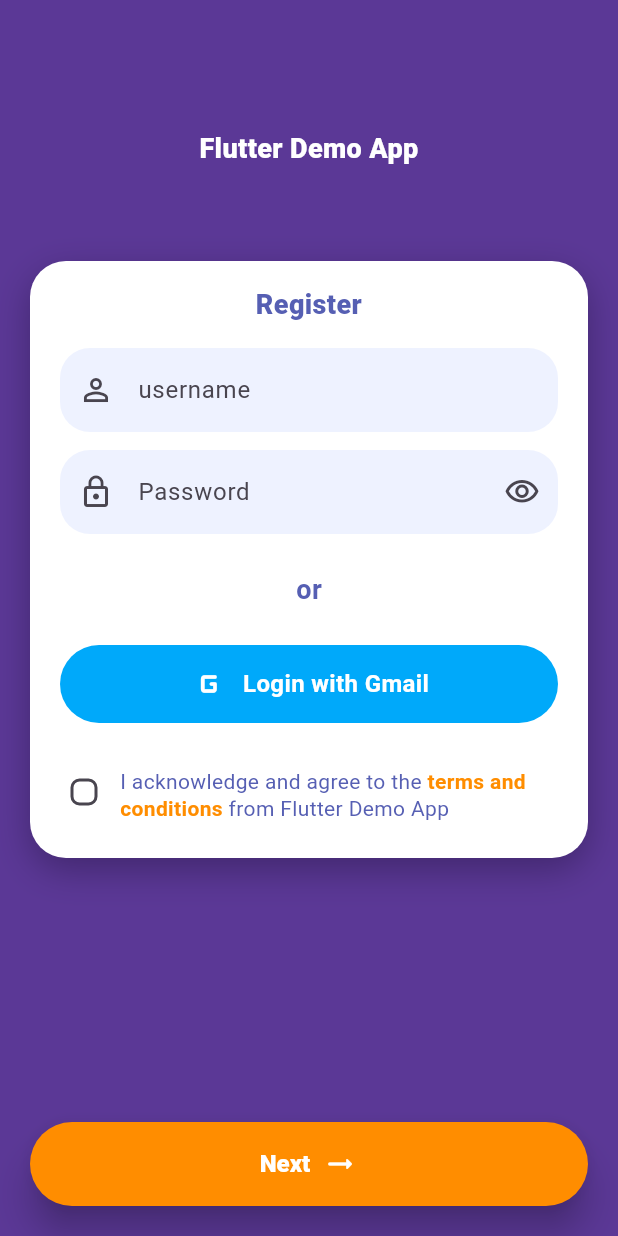
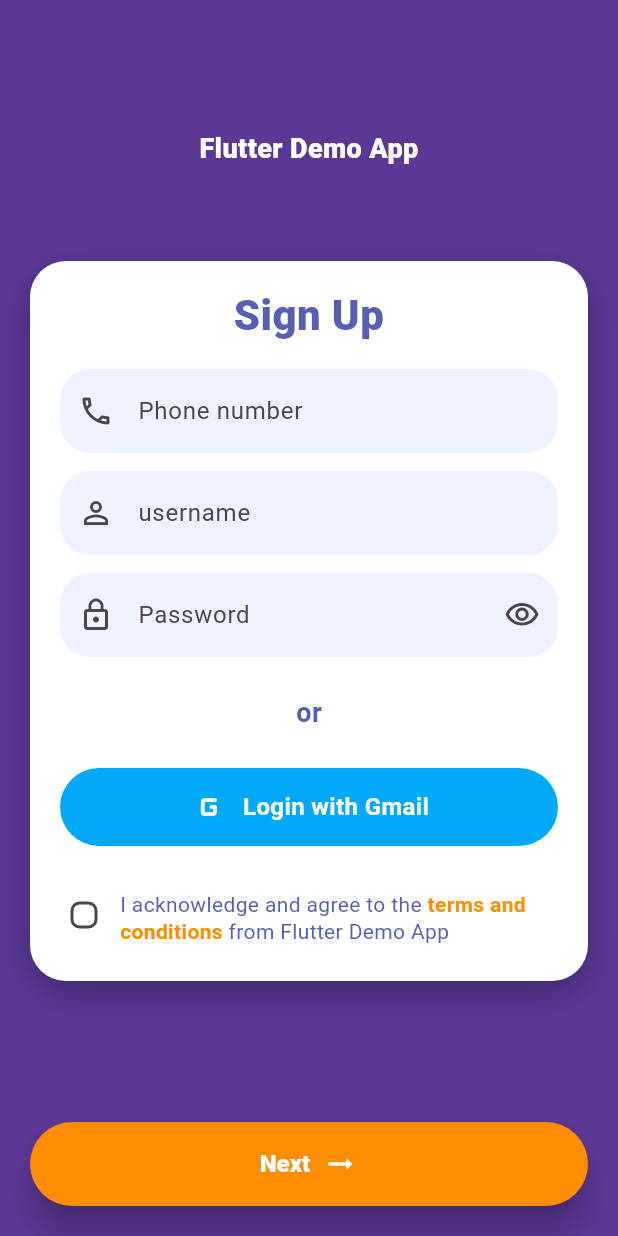
Before and after one commit to BrahmantyaWardhana/SpringBoot-Flutter-Dump, a Flutter app: the screen it shows after launch, on a phone screen of 412 x 824 dp. Run offline on Flutter 3.47's test engine with Material 3 defaults, Android fonts, the phone set to English and light mode, and no system bars; our stand-ins replace go_router.

Commit message:
addition(signup form field): added phone number field in sign up form

```diff
--- a/flutter_application/lib/features/auth/presentation/pages/signup_page.dart
+++ b/flutter_application/lib/features/auth/presentation/pages/signup_page.dart
@@ -15,6 +15,7 @@ class _SignupPageState extends State<SignupPage> {
   // Form state owned by the page
   final _formKey = GlobalKey<FormState>();
   final _usernameCtrl = TextEditingController();
+  final _phoneCtrl = TextEditingController();
   final _passwordCtrl = TextEditingController();
 
   bool _hidePwd = true;
@@ -25,6 +26,7 @@ class _SignupPageState extends State<SignupPage> {
   void dispose() {
     _usernameCtrl.dispose();
     _passwordCtrl.dispose();
+    _phoneCtrl.dispose();
     super.dispose();
   }
 
@@ -68,6 +70,7 @@ class _SignupPageState extends State<SignupPage> {
               // form container
               AuthSignupForm(
                 formKey: _formKey,
+                phoneNumController: _phoneCtrl,
                 usernameController: _usernameCtrl,
                 passwordController: _passwordCtrl,
                 hidePassword: _hidePwd,
--- a/flutter_application/lib/features/auth/presentation/widgets/auth_signup_form.dart
+++ b/flutter_application/lib/features/auth/presentation/widgets/auth_signup_form.dart
@@ -1,10 +1,12 @@
 import 'package:flutter/material.dart';
+import 'package:flutter/services.dart';
 import 'package:flutter_application/common/theme/app_colors.dart';
 
 class AuthSignupForm extends StatelessWidget {
   const AuthSignupForm({
     super.key,
     required this.formKey,
+    required this.phoneNumController,
     required this.usernameController,
     required this.passwordController,
     required this.hidePassword,
@@ -15,6 +17,7 @@ class AuthSignupForm extends StatelessWidget {
   });
 
   final GlobalKey<FormState> formKey;
+  final TextEditingController phoneNumController;
   final TextEditingController usernameController;
   final TextEditingController passwordController;
 
@@ -48,11 +51,46 @@ class AuthSignupForm extends StatelessWidget {
           crossAxisAlignment: CrossAxisAlignment.stretch,
           children: [
             const Text(
-              'Register',
+              'Sign Up',
               textAlign: TextAlign.center,
-              style: TextStyle(fontSize: 18, fontWeight: FontWeight.w800),
+              style: TextStyle(fontSize: 28, fontWeight: FontWeight.w800),
             ),
             const SizedBox(height: 16),
+
+            // phone number
+            TextFormField(
+              controller: phoneNumController,
+              textInputAction: TextInputAction.next,
+              keyboardType: TextInputType.phone,
+              autofillHints: const [AutofillHints.telephoneNumber],
+              inputFormatters: <TextInputFormatter>[
+                FilteringTextInputFormatter.allow(RegExp(r"[0-9+\-() ]")),
+              ],
+              maxLength: 15,
+              decoration: InputDecoration(
+                hintText: 'Phone number',
+                prefixIcon: const Icon(Icons.phone_outlined),
+                counterText: '',
+                filled: true,
+                fillColor: AppColors.lightPurple,
+                contentPadding: const EdgeInsets.symmetric(vertical: 16),
+                border: OutlineInputBorder(
+                  borderRadius: BorderRadius.circular(20),
+                  borderSide: BorderSide.none,
+                ),
+              ),
+              validator: (v) {
+                if (v == null || v.trim().isEmpty) {
+                  return 'Phone number is required';
+                }
+                final digits = v.replaceAll(RegExp(r'\\D'), '');
+                if (digits.length < 10 || digits.length > 15) {
+                  return 'Enter a valid phone number';
+                }
+                return null;
+              },
+            ),
+            const SizedBox(height: 12),
 
             // username
             TextFormField(
@@ -74,7 +112,6 @@ class AuthSignupForm extends StatelessWidget {
                   : null,
             ),
             const SizedBox(height: 12),
-
             // password
             TextFormField(
               controller: passwordController,
--- a/flutter_application/lib/routes.dart
+++ b/flutter_application/lib/routes.dart
@@ -16,7 +16,8 @@ final GoRouter router = GoRouter(
     GoRoute(
       path: '/signup',
       name: 'signup',
-      builder: (BuildContext context, GoRouterState state) => const SignupPage(),
+      builder: (BuildContext context, GoRouterState state) =>
+          const SignupPage(),
     ),
   ],
 );
```
Also changed, not shown: flutter_application/lib/features/auth/presentation/pages/signin_page.dart (added, +15 -0 lines).
